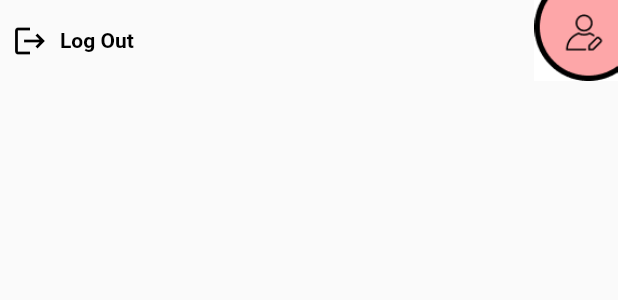
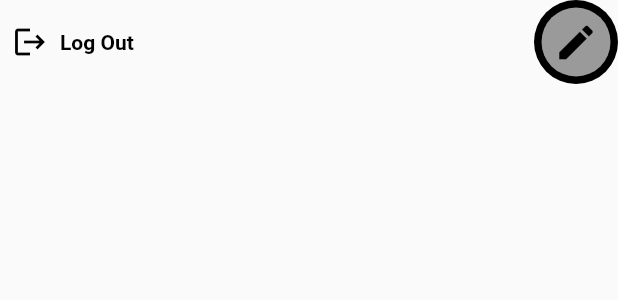
Before and after one commit to Abh1navAbhinav/FireBaseLogin, a Flutter app: the EditButton widget shown alone on an empty page, opened directly, on a phone screen of 412 x 824 dp. Shown: the top 300 px of the screen. Run offline on Flutter 3.47's test engine with Material 2 defaults, Android fonts, the phone set to English and light mode, and no system bars; our stand-ins replace cloud_firestore, firebase_auth, firebase_core, get, google_fonts; accounts and stored records are empty; network calls fail.

Commit message:
changed ui in view page

```diff
--- a/lib/signin_page/views/signin.dart
+++ b/lib/signin_page/views/signin.dart
@@ -69,13 +69,13 @@ class SigninPage extends GetView<SigninController> {
                             },
                             icon: Icon(
                               Icons.remove_red_eye_outlined,
-                              color: controller.isObscure.value
+                              color: !controller.isObscure.value
                                   ? Colors.grey
                                   : Colors.black,
                             ),
                           ),
                         ),
-                        obscureText: controller.isObscure.value,
+                        obscureText: !controller.isObscure.value,
                       ),
                     ),
                     const Divider(
--- a/lib/view_account_page/views/widgets/eidit.dart
+++ b/lib/view_account_page/views/widgets/eidit.dart
@@ -31,7 +31,7 @@ class EditButton extends GetView<Viewcontroller> {
         Obx(
           () => Visibility(
             visible: !controller.isEditing.value,
-            child: GestureDetector(
+            child: /* GestureDetector(
               onTap: () {
                 controller.isEditing.value = true;
               },
@@ -42,6 +42,24 @@ class EditButton extends GetView<Viewcontroller> {
                 height: 54,
                 width: 56,
               ),
+            ), */
+                CircleAvatar(
+              radius: 28,
+              backgroundColor: Colors.black,
+              child: CircleAvatar(
+                radius: 23,
+                backgroundColor: const Color.fromARGB(155, 255, 253, 253),
+                child: IconButton(
+                  onPressed: () {
+                    controller.isEditing.value = true;
+                  },
+                  icon: const Icon(
+                    Icons.edit,
+                    size: 30,
+                    color: Colors.black,
+                  ),
+                ),
+              ),
             ),
           ),
         ),
--- a/pubspec.yaml
+++ b/pubspec.yaml
@@ -35,6 +35,7 @@ flutter:
   #images
     - assets/images/274.jpg
     - assets/images/camera.png
+    - assets/images/3574.jpg
   #icons
     - assets/icons/edit.png
     - assets/icons/email.png
```
Also changed, not shown: lib/view_account_page/views/view_account.dart (+18 -4 lines), assets/images/3574.jpg (added).
